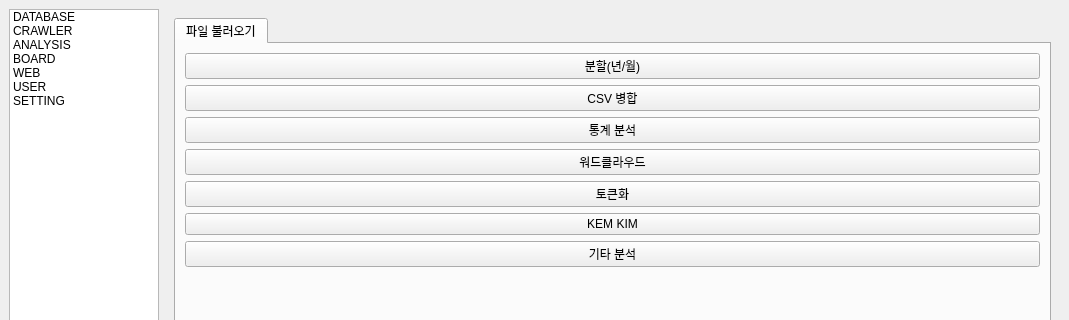
Before: the Qt Designer form manager/app/assets/gui.ui in yojun313/knpu, drawn with Qt 5; both pictures show x 0 to 1069 and y 0 to 320 of the 1069 by 787 pixel window.
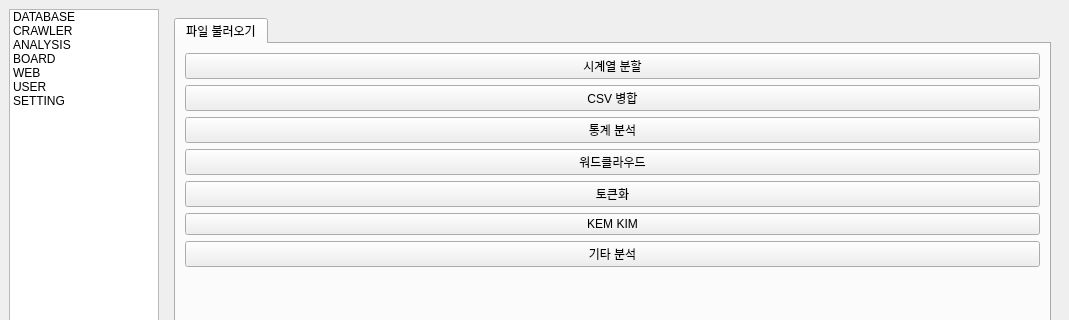
After: the same form once the commit is applied. The open tabs and pages were chosen to show the change.

Commit message: refactor: update UI button text and improve directory creation logic in analysis and crawl services

```diff
--- a/manager/app/assets/gui.ui
+++ b/manager/app/assets/gui.ui
@@ -166,7 +166,7 @@
                 <item>
                  <widget class="QPushButton" name="analysis_timesplitfile_btn">
                   <property name="text">
-                   <string>분할(년/월)</string>
+                   <string>시계열 분할</string>
                   </property>
                  </widget>
                 </item>
```
The commit also changes 4 other files.
